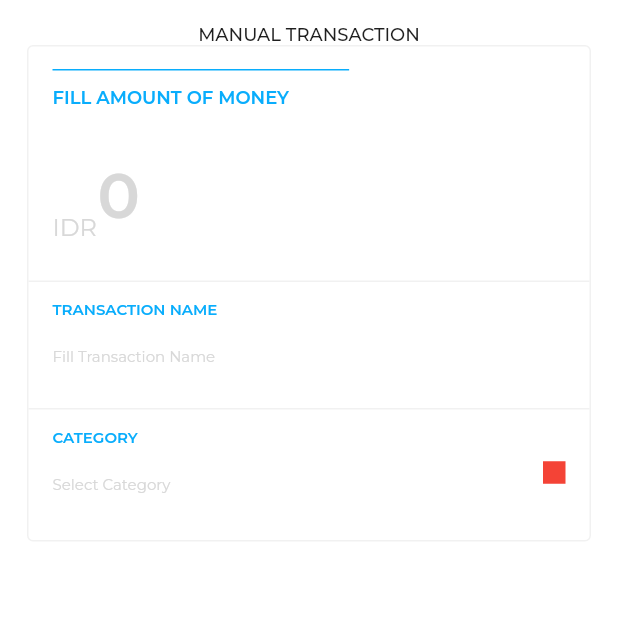
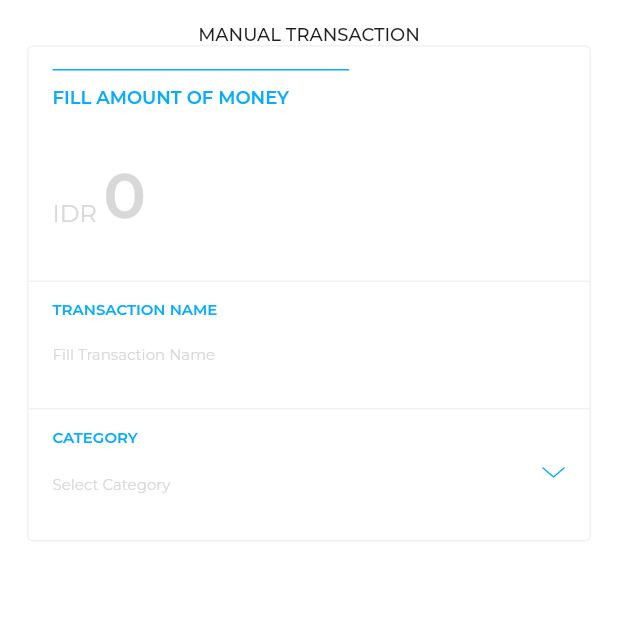
Before and after one commit to Fadzaa/flutter-weMoney-getx, a Flutter app: the ManualTransactionView screen opened by its route, on a phone screen of 412 x 824 dp, the top half of it. Run offline on Flutter 3.47's test engine with Material 2 defaults, Android fonts, the phone set to English and light mode, and no system bars; our stand-ins replace flutter_svg, get, google_fonts, introduction_screen, mask_text_input_formatter, persistent_bottom_nav_bar.

Commit message:
style: [FA] style manual transaction

```diff
--- /dev/null
+++ b/lib/app/features/manual_transaction/manual_transaction_binding.dart
@@ -0,0 +1,11 @@
+
+import 'package:get/get.dart';
+
+import 'manual_transaction_controller.dart';
+
+class ManualTransactionBinding extends Bindings {
+  @override
+  void dependencies() {
+    Get.lazyPut(() => ManualTransactionController());
+  }
+}
--- /dev/null
+++ b/lib/app/features/manual_transaction/manual_transaction_controller.dart
@@ -0,0 +1,13 @@
+import 'package:flutter/material.dart';
+import 'package:get/get.dart';
+
+class ManualTransactionController extends GetxController {
+  final FocusNode focusNode = FocusNode();
+
+  @override
+  void dispose() {
+    // TODO: implement dispose
+    focusNode.dispose();
+    super.dispose();
+  }
+}
--- a/lib/app/features/manual_transaction/manual_transaction_view.dart
+++ b/lib/app/features/manual_transaction/manual_transaction_view.dart
@@ -1,11 +1,13 @@
 import 'package:flutter/material.dart';
+import 'package:flutter_svg/flutter_svg.dart';
 import 'package:get/get.dart';
+import 'package:we_money_getx/app/features/manual_transaction/manual_transaction_controller.dart';
 import 'package:we_money_getx/app/global_components/app_bar.dart';
 import 'package:we_money_getx/common/helper/text_formatting.dart';
 
 import '../../../common/helper/index.dart';
 
-class ManualTransactionView extends GetView {
+class ManualTransactionView extends GetView<ManualTransactionController> {
   const ManualTransactionView({super.key});
 
   @override
@@ -13,6 +15,7 @@ class ManualTransactionView extends GetView {
     double width = MediaQuery.of(context).size.width;
     double height = MediaQuery.of(context).size.height;
     TextEditingController _controller = TextEditingController();
+    final FocusNode focusNode = FocusNode();
 
     return Scaffold(
       backgroundColor: Colors.white,
@@ -69,9 +72,11 @@ class ManualTransactionView extends GetView {
                               child: Stack(
                                 children: [
                                   Padding(
-                                    padding: const EdgeInsets.only(left: 30),
+                                    padding: const EdgeInsets.only(left: 34),
                                     child: TextField(
+                                      focusNode: focusNode,
                                       inputFormatters: [maskFormatter],
+                                      showCursor: false,
                                       decoration: InputDecoration(
                                         hintText: "0",
                                         hintStyle: tsBalance.copyWith(
@@ -85,11 +90,13 @@ class ManualTransactionView extends GetView {
                                           // Add a period after the third digit
                                           maskFormatter.updateMask(mask: '#.###.###');
                                           print(value);
-                                        } else if (value.length == 5 || value.length == 8){
+                                        } else if (value.length == 5 || value.length == 9){
                                           // Allow only three digits before the period
                                           maskFormatter.updateMask(mask: "##.###.###");
-                                        } else {
-                                          maskFormatter.updateMask(mask: "##.###.###");
+                                        } else if (value.length == 0) {
+                                          maskFormatter.updateMask(mask: "#");
+                                        }else {
+                                          maskFormatter.updateMask(mask: "###.###.###");
                                         }
                                         // Get the current cursor position
                                         // final cursorPosition = _controller.selection.start;
@@ -102,8 +109,12 @@ class ManualTransactionView extends GetView {
                                     ),
                                   ),
                                   Positioned(
-                                    bottom: 5,
-                                      child: Text("IDR", style: tsHint.copyWith(fontSize: 16))
+                                    bottom: 14,
+                                      child: Text("IDR",
+                                          style: tsHint.copyWith(
+                                              fontSize: 16,
+                                            color: controller.focusNode.hasFocus ? primaryTextColor : hintColor
+                                          ))
                                   )
                                 ],
                               ),
@@ -130,15 +141,14 @@ class ManualTransactionView extends GetView {
                             )),
 
                         TextField(
+                          textCapitalization: TextCapitalization.characters,
                           decoration: InputDecoration(
                             hintText: "Fill Transaction Name",
                             hintStyle: tsHint,
                             border: InputBorder.none,
                           ),
-                          style: tsPrimaryMedium.copyWith(
-                              fontSize: 14,
-                              fontWeight: FontWeight.w600,
-                              color: primaryColor),
+
+                          style: tsCommonHeadingList,
 
                         ),
                       ],
@@ -170,25 +180,21 @@ class ManualTransactionView extends GetView {
                               SizedBox(
                                 width: 100,
                                 child: TextField(
+                                  readOnly: true,
                                   decoration: InputDecoration(
                                     hintText: "Select Category",
                                     hintStyle: tsHint,
                                     border: InputBorder.none,
                                   ),
-                                  style: tsPrimaryMedium.copyWith(
-                                      fontSize: 14,
-                                      fontWeight: FontWeight.w600,
-                                      color: primaryColor),
+
 
                                 ),
                               ),
                             ],
                           ),
 
-                          Container(
-                            width: 15,
-                            height: 15,
-                            color: Colors.red,
+                          InkWell(
+                              child: SvgPicture.asset("assets/icon/icon_arrow_down.svg")
                           )
                         ],
                       ),
--- a/lib/common/routes/app_pages.dart
+++ b/lib/common/routes/app_pages.dart
@@ -1,5 +1,7 @@
 import 'package:get/get.dart';
 import 'package:we_money_getx/app/features/edit_profile/edit_profile_view.dart';
+import 'package:we_money_getx/app/features/manual_transaction/manual_transaction_binding.dart';
+import 'package:we_money_getx/app/features/manual_transaction/manual_transaction_controller.dart';
 import 'package:we_money_getx/app/features/saving_page/saving_page_view.dart';
 import 'package:we_money_getx/app/index.dart';
 import 'package:we_money_getx/app/initial_pages/navbar/navbar.dart';
@@ -53,8 +55,8 @@ class AppPages {
     GetPage(
         name: _Paths.MANUAL_TRANSACTION,
         page: () => ManualTransactionView(),
-        // binding: OnboardingScreenBinding(),
-        // transition: Transition.noTransition
+        // binding: ManualTransactionBinding(),
+        transition: Transition.upToDown
   ),
     GetPage(
         name: _Paths.ADD_CASH_BALANCE,
@@ -77,6 +79,9 @@ class AppPages {
     GetPage(
         name: _Paths.NAVBAR,
         page: () => Navbar(),
+      bindings: [
+        ManualTransactionBinding(),
+      ]
   ),
   GetPage(
         name: _Paths.EDIT_PROFILE,
```
